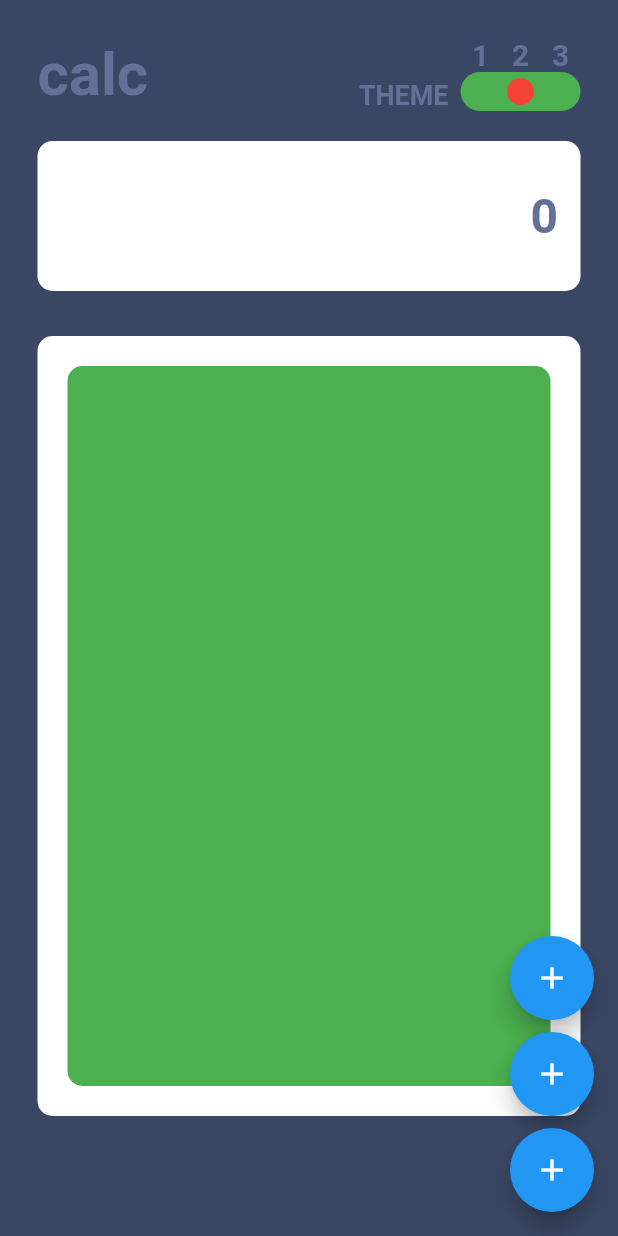
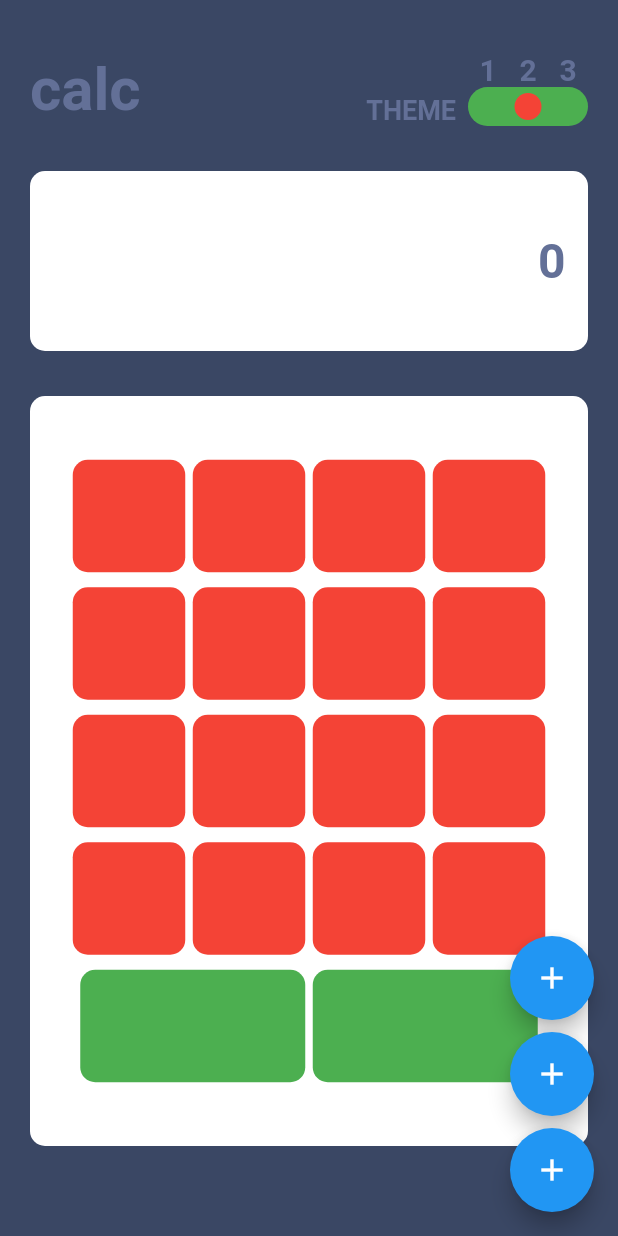
Before and after one commit to mulieriq/Simple-Calculator, a Flutter app: the screen it shows after launch, on a phone screen of 412 x 824 dp. Run offline on Flutter 3.47's test engine with Material 2 defaults, Android fonts, the phone set to English and light mode, and no system bars; our stand-ins replace bloc, flutter_bloc, freezed_annotation, google_fonts, hydrated_bloc.

Commit message:
style(boya): :zap: Improved Keypad alignment

```diff
--- a/calculator_app/lib/features/calculator/presentation/views/calculator_view.dart
+++ b/calculator_app/lib/features/calculator/presentation/views/calculator_view.dart
@@ -20,9 +20,12 @@ class CalculatorView extends StatelessWidget {
       child: SafeArea(
         child: Scaffold(
           body: Padding(
-            padding: const EdgeInsets.all(25),
+            padding: const EdgeInsets.all(20),
             child: Column(
               children: [
+                const SizedBox(
+                  height: 15,
+                ),
                 Row(
                   mainAxisAlignment: MainAxisAlignment.spaceBetween,
                   children: [
@@ -126,10 +129,13 @@ class CalculatorView extends StatelessWidget {
                     )
                   ],
                 ),
+                const SizedBox(
+                  height: 15,
+                ),
                 Container(
-                  margin: const EdgeInsets.symmetric(vertical: 20),
+                  margin: const EdgeInsets.symmetric(vertical: 15),
                   width: double.infinity,
-                  height: 100,
+                  height: 120,
                   decoration: BoxDecoration(
                     borderRadius: BorderRadius.circular(10),
                     color: Colors.white,
@@ -145,19 +151,86 @@ class CalculatorView extends StatelessWidget {
                   ),
                 ),
                 Container(
-                  margin: const EdgeInsets.symmetric(vertical: 10),
+                  margin: const EdgeInsets.only(top: 15),
                   width: double.infinity,
-                  height: 520,
+                  height: 500,
                   decoration: BoxDecoration(
                     borderRadius: BorderRadius.circular(10),
                     color: Colors.white,
                   ),
                   child: Container(
-                    margin: const EdgeInsets.all(20),
                     width: double.infinity,
                     decoration: BoxDecoration(
                       borderRadius: BorderRadius.circular(10),
-                      color: Colors.green,
+                    ),
+                    child: Column(
+                      mainAxisAlignment: MainAxisAlignment.center,
+                      children: [
+                        Wrap(
+                          alignment: WrapAlignment.center,
+                          crossAxisAlignment: WrapCrossAlignment.center,
+                          children: [
+                            '7',
+                            '8',
+                            '9',
+                            'Del',
+                            '7',
+                            '8',
+                            '9',
+                            'Del',
+                            '7',
+                            '8',
+                            '9',
+                            'Del',
+                            '7',
+                            '8',
+                            '9',
+                            'Del'
+                          ]
+                              .map(
+                                (e) => Padding(
+                                  padding: const EdgeInsets.symmetric(
+                                    horizontal: 2.5,
+                                    vertical: 5,
+                                  ),
+                                  child: Container(
+                                    decoration: BoxDecoration(
+                                      color: Colors.red,
+                                      borderRadius: BorderRadius.circular(10),
+                                    ),
+                                    height: 75,
+                                    width: 75,
+                                  ),
+                                ),
+                              )
+                              .toList(),
+                        ),
+                        Wrap(
+                          alignment: WrapAlignment.center,
+                          crossAxisAlignment: WrapCrossAlignment.center,
+                          children: [
+                            '7',
+                            '8',
+                          ]
+                              .map(
+                                (e) => Padding(
+                                  padding: const EdgeInsets.symmetric(
+                                    horizontal: 2.5,
+                                    vertical: 5,
+                                  ),
+                                  child: Container(
+                                    decoration: BoxDecoration(
+                                      color: Colors.green,
+                                      borderRadius: BorderRadius.circular(10),
+                                    ),
+                                    height: 75,
+                                    width: 150,
+                                  ),
+                                ),
+                              )
+                              .toList(),
+                        ),
+                      ],
                     ),
                   ),
                 )
```
